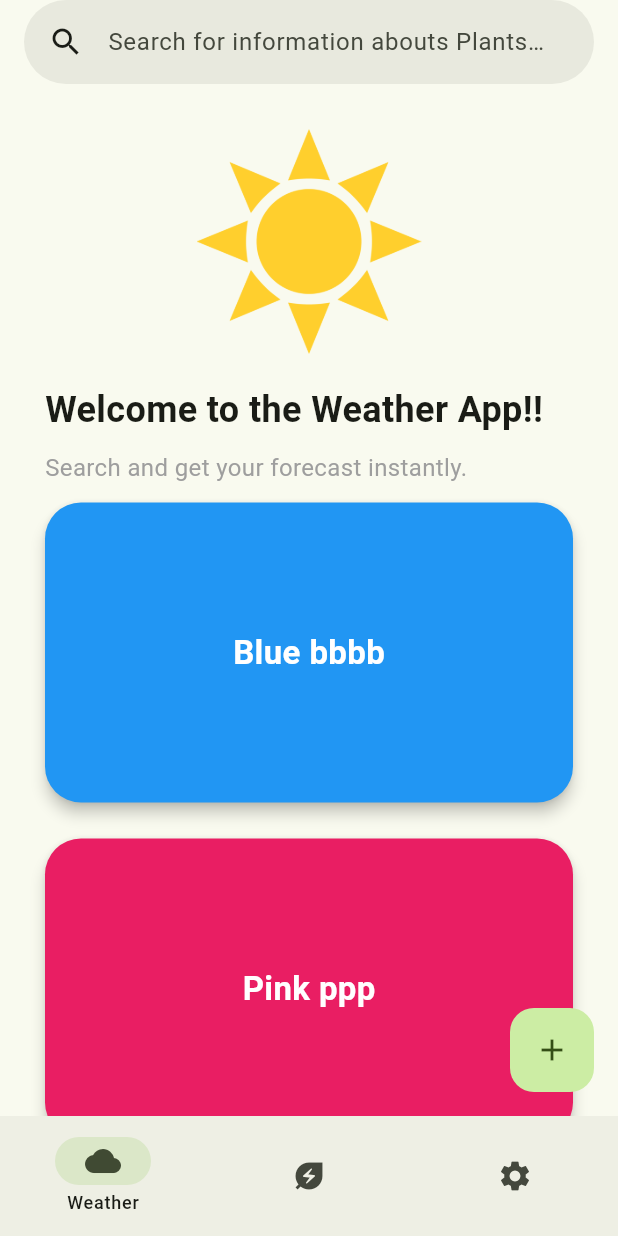
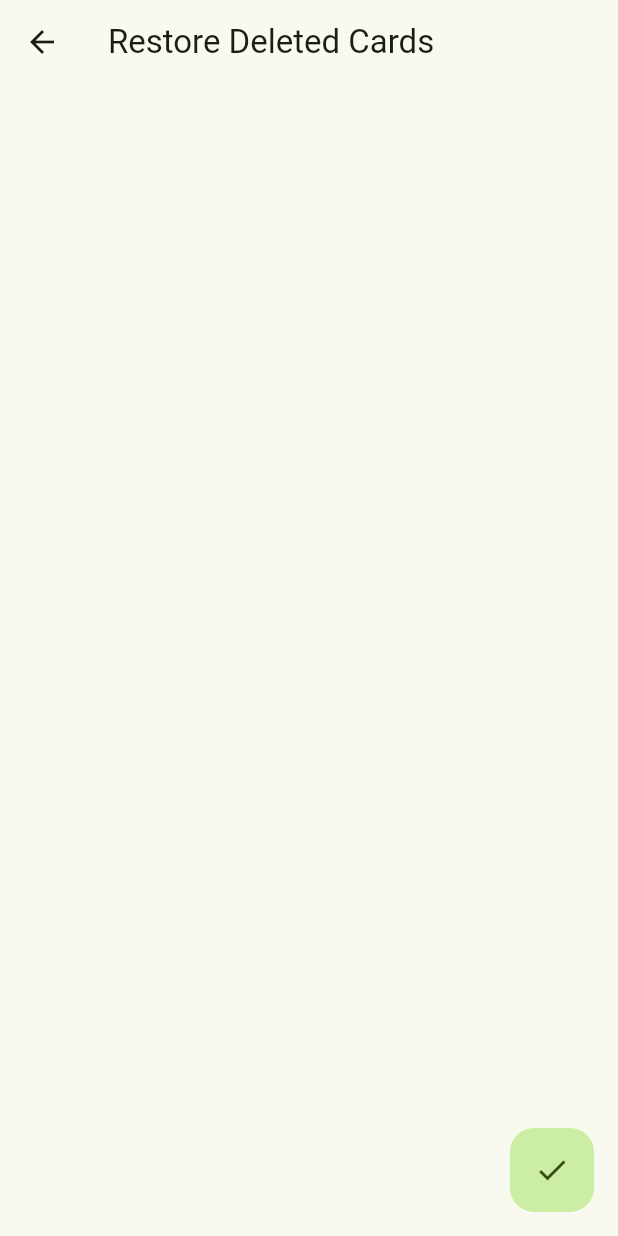
Before and after one commit to AaravBhatt1/weather_app, a Flutter app: the screen it shows after launch, after a tap on the "add" icon, on a phone screen of 412 x 824 dp. Run offline on Flutter 3.47's test engine with Material 3 defaults, Android fonts, the phone set to English and light mode, and no system bars; our stand-ins replace freezed_annotation, hive, hive_flutter; accounts and stored records are empty.

Commit message:
made the widgets deletable and a restore page to get deleted widgets and potentially new ones

```diff
--- /dev/null
+++ b/lib/Pages/RestorePage.dart
@@ -0,0 +1,69 @@
+import 'package:flutter/material.dart';
+
+class RestorePage extends StatefulWidget {
+  final List<Map<String, dynamic>> unseenItems;
+
+  const RestorePage({super.key, required this.unseenItems});
+
+  @override
+  State<RestorePage> createState() => _RestorePageState();
+}
+
+
+class _RestorePageState extends State<RestorePage> {
+  final Set<String> selectedKeys = {};
+
+  @override
+  Widget build(BuildContext context) {
+    return Scaffold(
+      appBar: AppBar(title: const Text("Restore Deleted Cards")),
+      body: ListView(
+        padding: const EdgeInsets.all(16),
+        children: widget.unseenItems.map((item) {
+          final isSelected = selectedKeys.contains(item['key']);
+          return GestureDetector(
+            onTap: () {
+              setState(() {
+                if (isSelected) {
+                  selectedKeys.remove(item['key']);
+                } else {
+                  selectedKeys.add(item['key']);
+                }
+              });
+            },
+            child: Card(
+              color: item['color'].withOpacity(isSelected ? 1.0 : 0.5),
+              shape: RoundedRectangleBorder(
+                borderRadius: BorderRadius.circular(20),
+              ),
+              elevation: isSelected ? 6 : 2,
+              margin: const EdgeInsets.symmetric(vertical: 8),
+              child: SizedBox(
+                height: 150,
+                child: Center(
+                  child: Text(
+                    item['label'],
+                    style: const TextStyle(
+                      color: Colors.white,
+                      fontSize: 20,
+                      fontWeight: FontWeight.bold,
+                    ),
+                  ),
+                ),
+              ),
+            ),
+          );
+        }).toList(),
+      ),
+      floatingActionButton: FloatingActionButton(
+        onPressed: () {
+          final restoredItems = widget.unseenItems
+              .where((item) => selectedKeys.contains(item['key']))
+              .toList();
+          Navigator.pop(context, restoredItems);
+        },
+        child: const Icon(Icons.check),
+      ),
+    );
+  }
+}
--- a/lib/Pages/weatherpage.dart
+++ b/lib/Pages/weatherpage.dart
@@ -1,4 +1,6 @@
 import 'package:flutter/material.dart';
+import 'RestorePage.dart';
+import 'dart:math';
 
 class WeatherPage extends StatefulWidget {
   const WeatherPage({super.key});
@@ -9,11 +11,13 @@ class WeatherPage extends StatefulWidget {
 
 class _WeatherPageState extends State<WeatherPage> {
   final List<Map<String, dynamic>> items = [
-    {'key': 'blue', 'color': Colors.blue, 'label': 'Blue bbbb'},
-    {'key': 'pink', 'color': Colors.pink, 'label': 'Pink ppp'},
-    {'key': 'yellow', 'color': Colors.yellow, 'label': 'Yellow yyyy'},
-    {'key': 'red', 'color': Colors.red, 'label': 'Red rrrr'},
+    {'key': 'blueCard', 'color': Colors.blue, 'label': 'Blue'},
+    {'key': 'pinkCard', 'color': Colors.pink, 'label': 'Pink'},
+    {'key': 'yellowCard', 'color': Colors.yellow, 'label': 'Yellow'},
+    {'key': 'redCard', 'color': Colors.red, 'label': 'Red'},
   ];
+  final List<Map<String, dynamic>> unseenItems = [];
+
 
   @override
   Widget build(BuildContext context) {
@@ -21,11 +25,10 @@ class _WeatherPageState extends State<WeatherPage> {
       body: ReorderableListView(
         padding: const EdgeInsets.all(30),
         onReorder: (oldIndex, newIndex) {
+          const staticCount = 4;
+          if (oldIndex < staticCount || newIndex <= staticCount) return;
+
           setState(() {
-            // Skip static top widgets (0, 1, 2, 3)
-            const staticCount = 4;
-            if (oldIndex < staticCount || newIndex <= staticCount) return;
-
             final item = items.removeAt(oldIndex - staticCount);
             items.insert(newIndex - staticCount, item);
           });
@@ -57,21 +60,124 @@ class _WeatherPageState extends State<WeatherPage> {
             style: TextStyle(fontSize: 16, color: Colors.grey),
           ),
 
-          // Now the reorderable cards
           for (var item in items)
+            DeletableCard(
+              key: ValueKey(item['key']),
+              color: item['color'],
+              label: item['label'],
+              onDelete: () {
+                setState(() {
+                  unseenItems.add(item);
+                  items.removeWhere((i) => i['key'] == item['key']);
+                });
+              },
+            ),
+        ],
+      ),
+      floatingActionButton: FloatingActionButton(
+        onPressed: () async {
+          final restored = await Navigator.push(
+            context,
+            MaterialPageRoute(
+              builder: (context) => RestorePage(unseenItems: unseenItems),
+            ),
+          );
+
+          if (restored != null && restored is List<Map<String, dynamic>>) {
+            setState(() {
+              items.addAll(restored);
+              unseenItems.removeWhere((d) => restored.any((r) => r['key'] == d['key']));
+            });
+          }
+        },
+        child: const Icon(Icons.add),
+      ),
+    );
+  }
+}
+
+class DeletableCard extends StatefulWidget {
+  final Color color;
+  final String label;
+  final VoidCallback onDelete;
+
+  const DeletableCard({
+    super.key,
+    required this.color,
+    required this.label,
+    required this.onDelete,
+  });
+
+  @override
+  State<DeletableCard> createState() => _DeletableCardState();
+}
+
+class _DeletableCardState extends State<DeletableCard>
+    with SingleTickerProviderStateMixin {
+  bool _showDelete = false;
+  late AnimationController _controller;
+  late Animation<double> _shakeAnimation;
+
+  @override
+  void initState() {
+    super.initState();
+
+    _controller = AnimationController(
+      duration: const Duration(milliseconds: 500),
+      vsync: this,
+    )..addListener(() {
+      if (mounted) setState(() {});
+    });
+
+    _shakeAnimation =
+        Tween<double>(begin: 0, end: 8 * pi).animate(CurvedAnimation(
+          parent: _controller,
+          curve: Curves.linear,
+        ));
+
+    _controller.repeat(period: const Duration(milliseconds: 1000));
+    _controller.stop();
+  }
+
+  void _toggleDeleteMode() {
+    setState(() {
+      _showDelete = !_showDelete;
+      if (_showDelete) {
+        _controller.repeat();
+      } else {
+        _controller.stop();
+      }
+    });
+  }
+
+  @override
+  void dispose() {
+    _controller.dispose();
+    super.dispose();
+  }
+
+  double get _shakeOffset => sin(_shakeAnimation.value) * 1;
+
+  @override
+  Widget build(BuildContext context) {
+    return GestureDetector(
+      onDoubleTap: _toggleDeleteMode,
+      child: Transform.translate(
+        offset: _showDelete ? Offset(_shakeOffset, 0) : Offset.zero,
+        child: Stack(
+          children: [
             Card(
-              key: ValueKey(item['key']),
               shape: RoundedRectangleBorder(
                 borderRadius: BorderRadius.circular(24),
               ),
               elevation: 4,
-              color: item['color'],
+              color: widget.color,
               margin: const EdgeInsets.symmetric(vertical: 12),
               child: SizedBox(
                 height: 200,
                 child: Center(
                   child: Text(
-                    item['label'],
+                    widget.label,
                     style: const TextStyle(
                       color: Colors.white,
                       fontSize: 22,
@@ -81,13 +187,28 @@ class _WeatherPageState extends State<WeatherPage> {
                 ),
               ),
             ),
-        ],
-      ),
-      floatingActionButton: FloatingActionButton(
-        onPressed: () {
-          // TODO: add new cards
-        },
-        child: const Icon(Icons.add),
+            if (_showDelete)
+              Positioned(
+                top: 0,
+                right: 0,
+                child: GestureDetector(
+                  onTap: widget.onDelete,
+                  child: Container(
+                    decoration: const BoxDecoration(
+                      shape: BoxShape.circle,
+                      color: Colors.red,
+                    ),
+                    padding: const EdgeInsets.all(6),
+                    child: const Icon(
+                      Icons.remove,
+                      color: Colors.white,
+                      size: 18,
+                    ),
+                  ),
+                ),
+              ),
+          ],
+        ),
       ),
     );
   }
```
